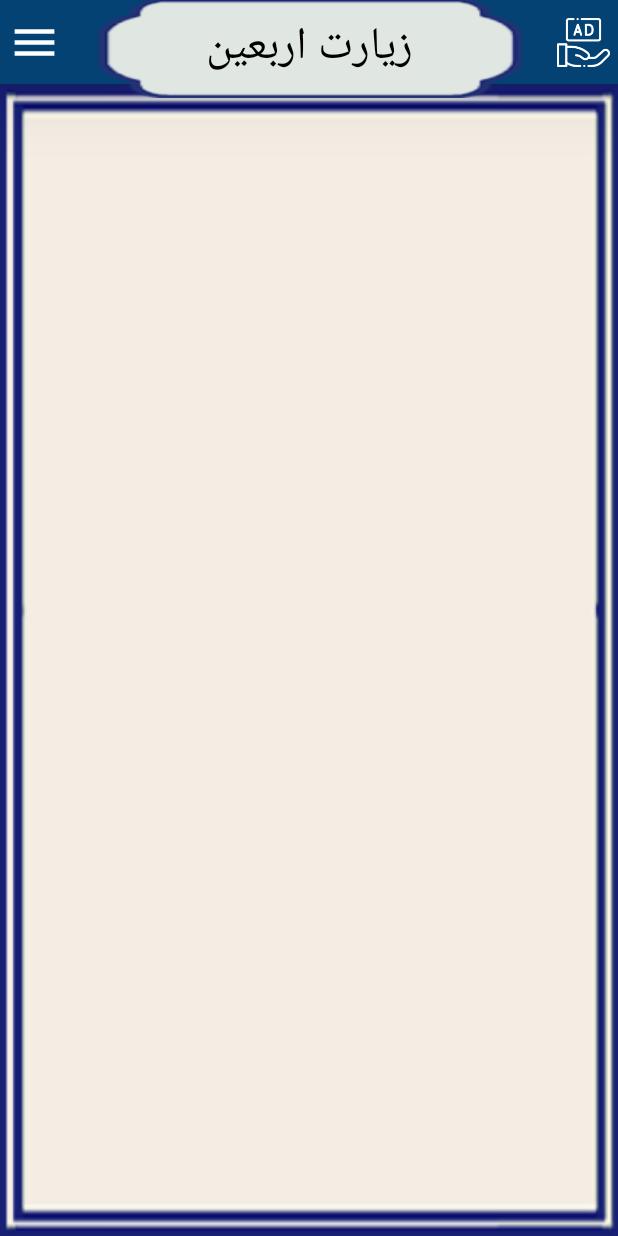
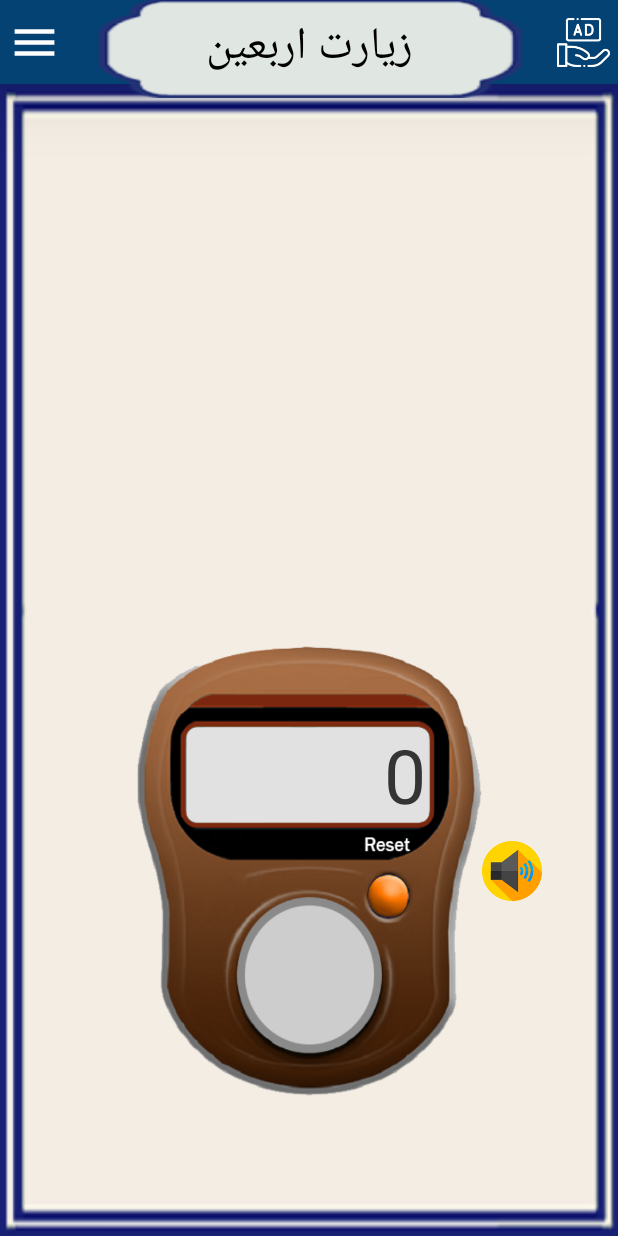
Before and after one commit to mohammadyt9731/Arbaeen-Pilgirmage, an Android app: the fragment SalawatCountFragment placed in its activity, on a phone screen of 412 x 824 dp. Run offline under Robolectric (Android 15) with nearby library versions, the phone set to English and light mode, and no system bars; libraries missing offline, so code that uses them is left out: ir.tapsell.plus; 1 statement that could not run was skipped.

Commit message:
create ui salawatCountFragment

```diff
--- a/app/src/main/java/com/ttp/ziaratarbaeen/fragments/SalawatCountFragment.java
+++ b/app/src/main/java/com/ttp/ziaratarbaeen/fragments/SalawatCountFragment.java
@@ -24,4 +24,7 @@ public class SalawatCountFragment extends Fragment {
     public void onViewCreated(@NonNull View view, @Nullable Bundle savedInstanceState) {
         super.onViewCreated(view, savedInstanceState);
     }
+
+
+
 }
--- a/app/src/main/res/layout/fragment_salawat_count.xml
+++ b/app/src/main/res/layout/fragment_salawat_count.xml
@@ -1,10 +1,88 @@
 <?xml version="1.0" encoding="utf-8"?>
-<androidx.constraintlayout.widget.ConstraintLayout
-    xmlns:android="http://schemas.android.com/apk/res/android"
+<androidx.constraintlayout.widget.ConstraintLayout xmlns:android="http://schemas.android.com/apk/res/android"
     android:layout_width="match_parent"
     android:layout_height="match_parent"
+    xmlns:app="http://schemas.android.com/apk/res-auto"
     android:background="@drawable/study_background"
-    android:clickable="true"
-    >
+    android:orientation="vertical"
+    android:gravity="center">
+
+    <FrameLayout
+        android:id="@+id/frame_small_zekrshomar"
+        app:layout_constraintBottom_toTopOf="@id/adContainer"
+        app:layout_constraintLeft_toLeftOf="parent"
+        app:layout_constraintRight_toRightOf="parent"
+        android:layout_width="230dp"
+        android:layout_height="300dp"
+        android:layout_gravity="center"
+        android:layout_marginBottom="@dimen/space_large"
+        android:background="@drawable/zekrshmar_icon">
+
+        <TextView
+            android:id="@+id/couter_text"
+            android:layout_width="166dp"
+            android:layout_height="65dp"
+            android:layout_gravity="center"
+            android:layout_marginBottom="65dp"
+            android:paddingRight="5dp"
+            android:gravity="right|center"
+            android:textSize="50sp"
+
+
+            android:textColor="#E9232323"
+            android:text="0">
+
+        </TextView>
+
+        <Button
+            android:id="@+id/counter_button"
+            android:layout_width="90dp"
+            android:layout_height="90dp"
+            android:layout_gravity="center"
+            android:layout_marginTop="70dp"
+            android:background="@android:color/transparent"
+            android:textSize="25dp"
+            android:textColor="@color/black">
+
+        </Button>
+
+        <ImageView
+            android:id="@+id/reset_button"
+            android:layout_width="30dp"
+            android:layout_height="30dp"
+            android:layout_gravity="center"
+            android:layout_marginLeft="55dp"
+            android:layout_marginTop="15dp"
+            >
+
+        </ImageView>
+
+
+    </FrameLayout>
+
+    <Button
+        app:layout_constraintLeft_toRightOf="@id/frame_small_zekrshomar"
+        android:id="@+id/button_sound"
+        app:layout_constraintTop_toTopOf="@id/frame_small_zekrshomar"
+        app:layout_constraintBottom_toBottomOf="@id/frame_small_zekrshomar"
+        android:layout_width="40dp"
+        android:layout_height="40dp"
+        android:layout_gravity="center"
+        android:background="@drawable/sound"
+
+        >
+
+    </Button>
+
+
+    <FrameLayout
+        android:id="@+id/adContainer"
+        android:layout_width="match_parent"
+        android:layout_height="@dimen/space_70dp"
+        android:layout_margin="@dimen/space_very_small"
+        app:layout_constraintBottom_toBottomOf="parent"
+        android:layout_gravity="bottom"
+        >
+    </FrameLayout>
 
 </androidx.constraintlayout.widget.ConstraintLayout>
```
Also changed, not shown: app/src/main/res/drawable/sound.png (added), app/src/main/res/drawable/zekrshmar_icon.png (added).
